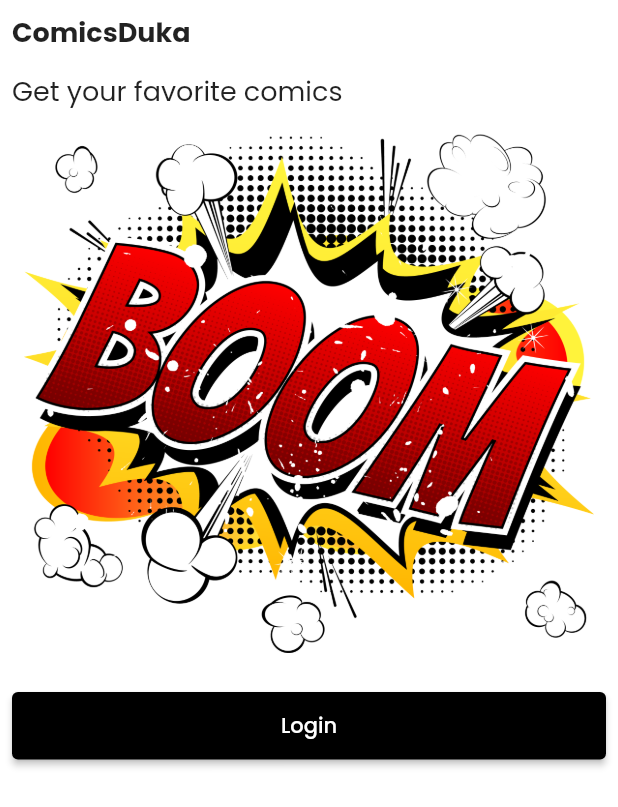
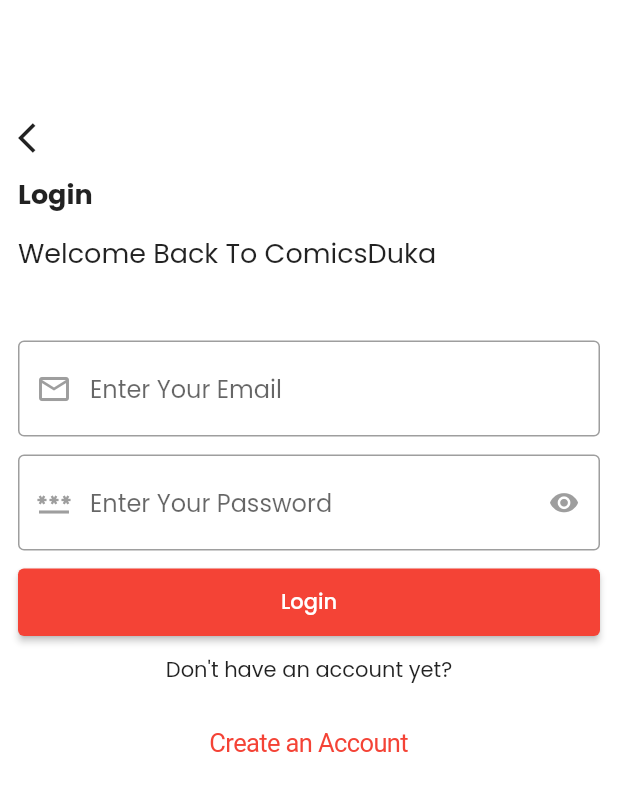
Before and after one commit to mwaidesu/comicsduka, a Flutter app: the screen it shows after launch, after a tap on "Login", on a phone screen of 412 x 824 dp. Shown: the top 807 px of the screen. Run offline on Flutter 3.47's test engine with Material 2 defaults, Android fonts, the phone set to English and light mode, and no system bars; our stand-ins replace flutter_screenutil, google_fonts.

Commit message:
Add login screen UI

```diff
--- /dev/null
+++ b/lib/constants/routes.dart
@@ -0,0 +1,15 @@
+import 'package:flutter/material.dart';
+
+class Routes {
+  static Routes instance = Routes();
+  Future<dynamic> pushAndRemoveUntil(Widget widget, BuildContext context) {
+    return Navigator.of(context).pushAndRemoveUntil(
+        MaterialPageRoute(builder: (ctx) => widget), (route) => false);
+  }
+
+  Future<dynamic> push({ required Widget widget, required BuildContext context}) {
+    return Navigator.of(context).push(
+      MaterialPageRoute(builder: (ctx) => widget),
+    );
+  }
+}
--- a/lib/constants/theme.dart
+++ b/lib/constants/theme.dart
@@ -1,16 +1,29 @@
-
-
 import 'package:flutter/material.dart';
 import 'package:google_fonts/google_fonts.dart';
-
 
 ThemeData themeData = ThemeData(
   fontFamily: GoogleFonts.poppins().fontFamily,
   scaffoldBackgroundColor: Colors.white,
+  primaryColor: Colors.red,
+  inputDecorationTheme: InputDecorationTheme(
+    border: outlineInputBorder,
+    errorBorder: outlineInputBorder,
+    enabledBorder: outlineInputBorder,
+    prefixIconColor: Colors.grey,
+    suffixIconColor: Colors.grey,
+    focusedErrorBorder: outlineInputBorder,
+    disabledBorder: outlineInputBorder,
+  ),
   elevatedButtonTheme: ElevatedButtonThemeData(
     style: ElevatedButton.styleFrom(
-      backgroundColor: Colors.black,
+      backgroundColor: Colors.red,
       disabledBackgroundColor: Colors.grey,
     ),
   ),
 );
+
+OutlineInputBorder outlineInputBorder = const OutlineInputBorder(
+  borderSide: BorderSide(
+    color: Colors.grey,
+  ),
+);
--- a/lib/main.dart
+++ b/lib/main.dart
@@ -3,6 +3,7 @@
 import 'package:comicsduka/constants/theme.dart';
 import 'package:flutter/material.dart';
 import 'package:comicsduka/screens/auth_ui/welcome/welcome.dart';
+import 'package:flutter_screenutil/flutter_screenutil.dart';
 
 void main() {
   runApp(const MyApp());
@@ -14,12 +15,16 @@
   // This widget is the root of your application.
   @override
   Widget build(BuildContext context) {
-    return MaterialApp(
+    return ScreenUtilInit(
+       //make screen adaptive
+      designSize: Size(375, 812),
+      builder: (context, child) => MaterialApp(
 
-      debugShowCheckedModeBanner: false,
-      title: 'ComicsDuka',
-      theme: themeData,
-      home: Welcome(),
+        debugShowCheckedModeBanner: false,
+        title: 'ComicsDuka',
+        theme: themeData,
+        home: Welcome(),
+      ),
     );
   }///23:45
 }
--- /dev/null
+++ b/lib/screens/auth_ui/login/login.dart
@@ -0,0 +1,94 @@
+// ignore_for_file: unnecessary_const
+
+import 'package:comicsduka/widgets/primary_button/primary_button.dart';
+import 'package:comicsduka/widgets/top_titles/top_titles.dart';
+import 'package:flutter/cupertino.dart';
+import 'package:flutter/material.dart';
+
+class Login extends StatefulWidget {
+  const Login({super.key});
+
+  @override
+  State<Login> createState() => _LoginState();
+}
+
+class _LoginState extends State<Login> {
+  bool isShowPassword = true;
+  @override
+  Widget build(BuildContext context) {
+    return Scaffold(
+      body: Padding(
+        padding: const EdgeInsets.all(12.0),
+        child: Column(
+          crossAxisAlignment: CrossAxisAlignment.start,
+          children: [
+            // Icon(Icons.arrow_back),
+            const TopTitles(
+                title: "Login", subtitle: "Welcome Back To ComicsDuka"),
+            const SizedBox(
+              height: 45.0,
+            ),
+            TextFormField(
+              decoration: const InputDecoration(
+                hintText: "Enter Your Email",
+                prefixIcon: Icon(
+                  Icons.email_outlined,
+                ),
+              ),
+            ),
+
+            const SizedBox(
+              height: 12.0,
+            ),
+            TextFormField(
+              obscureText: isShowPassword,
+              decoration: InputDecoration(
+                hintText: "Enter Your Password",
+                prefixIcon: const Icon(
+                  Icons.password_outlined,
+                ),
+                suffixIcon: CupertinoButton(
+                    onPressed: () {
+                      setState(() {
+                        isShowPassword = !isShowPassword;
+                        // print(isShowPassword);
+                      });
+                    },
+                    padding: EdgeInsets.zero,
+                    child: const Icon(
+                      Icons.visibility,
+                      color: Colors.grey,
+                    )),
+              ),
+            ),
+            const SizedBox(
+              height: 12.0,
+            ),
+            PrimaryButton(
+              title: "Login",
+              onPressed: () {},
+            ),
+            const SizedBox(
+              height: 12.0,
+            ),
+            const Center(
+              child: Text("Don't have an account yet?"),
+            ),
+            const SizedBox(
+              height: 12.0,
+            ),
+            Center(
+                child: CupertinoButton(
+                    onPressed: () {},
+                    child: Text(
+                      "Create an Account",
+                      style:TextStyle(
+                        color: Theme.of(context).primaryColor
+                      ),
+                    )))
+          ],
+        ),
+      ),
+    );
+  }
+}
--- a/lib/screens/auth_ui/welcome/welcome.dart
+++ b/lib/screens/auth_ui/welcome/welcome.dart
@@ -1,4 +1,8 @@
 import 'package:comicsduka/constants/asset_images.dart';
+import 'package:comicsduka/constants/routes.dart';
+import 'package:comicsduka/screens/auth_ui/login/login.dart';
+import 'package:comicsduka/widgets/primary_button/primary_button.dart';
+import 'package:comicsduka/widgets/top_titles/top_titles.dart';
 import 'package:flutter/cupertino.dart';
 import 'package:flutter/material.dart';
 
@@ -14,23 +18,9 @@
       child: Column(
         crossAxisAlignment: CrossAxisAlignment.start,
         children: [
-          const Text(
-            "ComicsDuka",
-            style: TextStyle(
-              fontSize: 18.0,
-              fontWeight: FontWeight.bold,
-            ),
-          ),
-          const SizedBox(
-            // height: kToolbarHeight +12,
-            height: 12,
-          ),
-          const Text(
-            "Get your favorite comics",
-            style: TextStyle(
-              fontSize: 18.0,
-            ),
-          ),
+          TopTitles(
+              title: "ComicsDuka", subtitle: "Your One Stop Shop For Comics"),
+
           Center(
               child: Padding(
             padding: const EdgeInsets.all(8.0),
@@ -63,15 +53,21 @@
           //   ],
           // ),
           const SizedBox(
+            height: 30.0,
+          ),
+          PrimaryButton(
+            title: "Login",
+            onPressed: () {
+              Routes.instance.push(widget: const Login(), context: context);
+            },
+          ),
+
+          const SizedBox(
             height: 18.0,
           ),
-          SizedBox(
-            height: 45,
-            width: double.infinity,
-            child: ElevatedButton(
-              onPressed: () {},
-              child: const Text("Login"),
-            ),
+          PrimaryButton(
+            title: "Sign Up",
+            onPressed: () {},
           ),
         ],
       ),
--- /dev/null
+++ b/lib/widgets/primary_button/primary_button.dart
@@ -0,0 +1,19 @@
+import 'package:flutter/material.dart';
+
+class PrimaryButton extends StatelessWidget {
+  final void Function()? onPressed;
+  final String title;
+  const PrimaryButton({super.key, this.onPressed, required this.title});
+
+  @override
+  Widget build(BuildContext context) {
+    return SizedBox(
+      height: 45,
+      width: double.infinity,
+      child: ElevatedButton(
+        onPressed: onPressed,
+        child: Text(title),
+      ),
+    );
+  }
+}
--- /dev/null
+++ b/lib/widgets/top_titles/top_titles.dart
@@ -0,0 +1,48 @@
+// ignore_for_file: prefer_const_constructors
+
+import 'package:flutter/cupertino.dart';
+import 'package:flutter/material.dart';
+
+class TopTitles extends StatelessWidget {
+  final String title, subtitle;
+  const TopTitles({super.key, required this.title, required this.subtitle});
+
+  @override
+  Widget build(BuildContext context) {
+    return Column(
+      crossAxisAlignment: CrossAxisAlignment.start,
+      children: [
+        const SizedBox(
+          height: kToolbarHeight + 12,
+          // height: 12,
+        ),
+        if (title == "Login" || title == "Create Account")
+          GestureDetector(
+              onTap: () {
+                Navigator.of(context).pop();
+              },
+              child: const Icon(Icons.arrow_back_ios)),
+        const SizedBox(
+          height: 12.0,
+        ),
+        Text(
+          title,
+          style: TextStyle(
+            fontSize: 18.0,
+            fontWeight: FontWeight.bold,
+          ),
+        ),
+        const SizedBox(
+          // height: kToolbarHeight +12,
+          height: 12,
+        ),
+        Text(
+          subtitle,
+          style: TextStyle(
+            fontSize: 18.0,
+          ),
+        ),
+      ],
+    );
+  }
+}
--- a/pubspec.yaml
+++ b/pubspec.yaml
@@ -47,6 +47,7 @@
   # package. See that file for information about deactivating specific lint
   # rules and activating additional ones.
   flutter_lints: ^2.0.0
+  flutter_screenutil: ^5.8.4
 
 # For information on the generic Dart part of this file, see the
 # following page: https://dart.dev/tools/pub/pubspec
```
Also changed, not shown: pubspec.lock.
